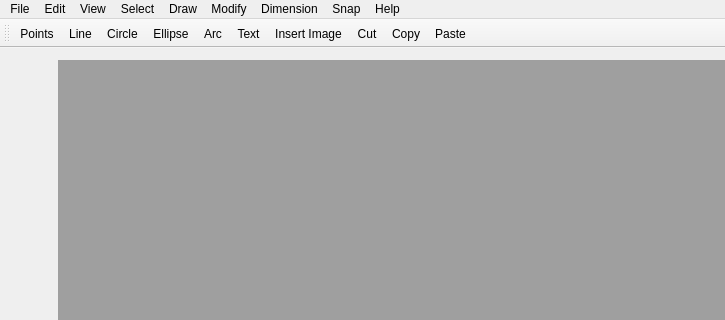
Above: resources/ui/mainwindow.ui from GreatDevelopers/eCAD before the change; both pictures show x 0 to 725 and y 0 to 320 of the 725 by 478 pixel window. Below: the same form after it.
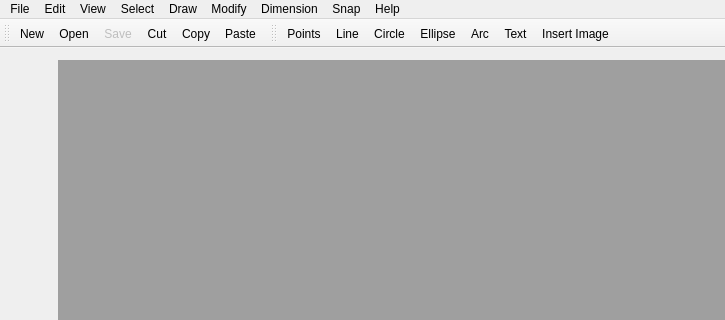
That is the form after the change. Icons and pictures are not drawn.

Commit message: Sets icons for entities and actions

What changed in the file:
```diff
--- a/resources/ui/mainwindow.ui
+++ b/resources/ui/mainwindow.ui
@@ -173,6 +173,23 @@
    <addaction name="menuSnap"/>
    <addaction name="menuHelp"/>
   </widget>
+  <widget class="QToolBar" name="standardToolBar">
+   <property name="windowTitle">
+    <string>toolBar</string>
+   </property>
+   <attribute name="toolBarArea">
+    <enum>TopToolBarArea</enum>
+   </attribute>
+   <attribute name="toolBarBreak">
+    <bool>false</bool>
+   </attribute>
+   <addaction name="actionNew"/>
+   <addaction name="actionOpen"/>
+   <addaction name="actionSave"/>
+   <addaction name="actionCut"/>
+   <addaction name="actionCopy"/>
+   <addaction name="actionPaste"/>
+  </widget>
   <widget class="QToolBar" name="mainToolBar">
    <attribute name="toolBarArea">
     <enum>TopToolBarArea</enum>
@@ -187,9 +204,6 @@
    <addaction name="actionArc"/>
    <addaction name="actionText"/>
    <addaction name="actionInsertImage"/>
-   <addaction name="actionCut"/>
-   <addaction name="actionCopy"/>
-   <addaction name="actionPaste"/>
   </widget>
   <widget class="QStatusBar" name="mainStatusBar"/>
   <action name="actionNew">
```
Left out of the diff: 34 changed lines with no effect on the pictures. The commit also changes 19 other files.
